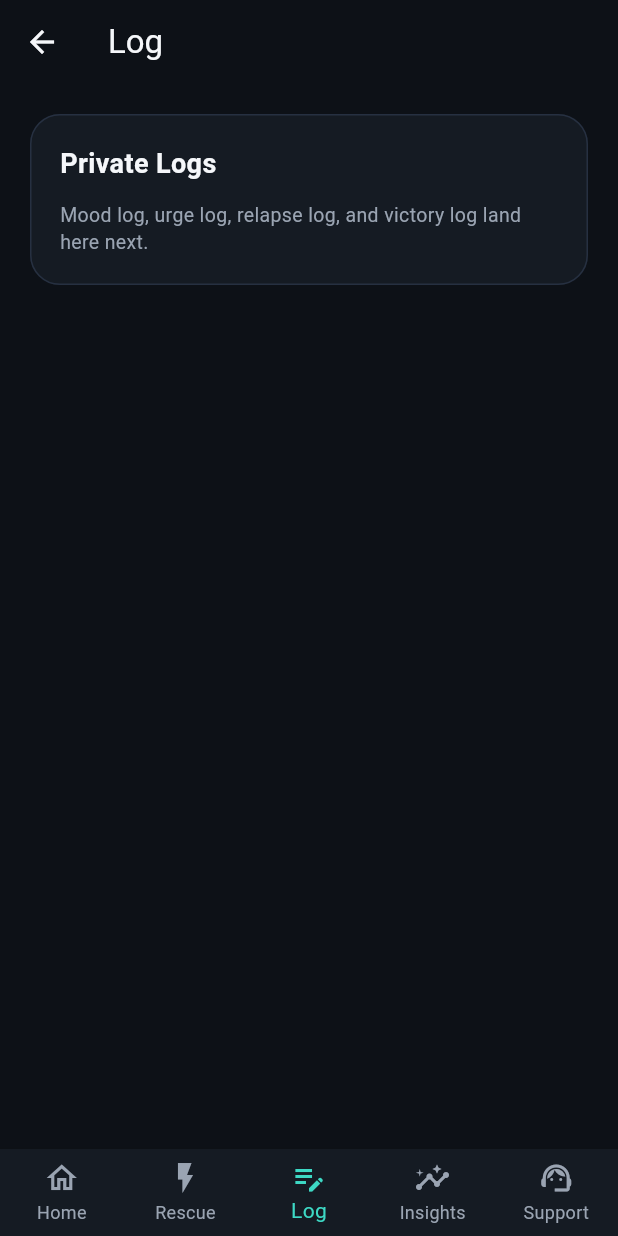
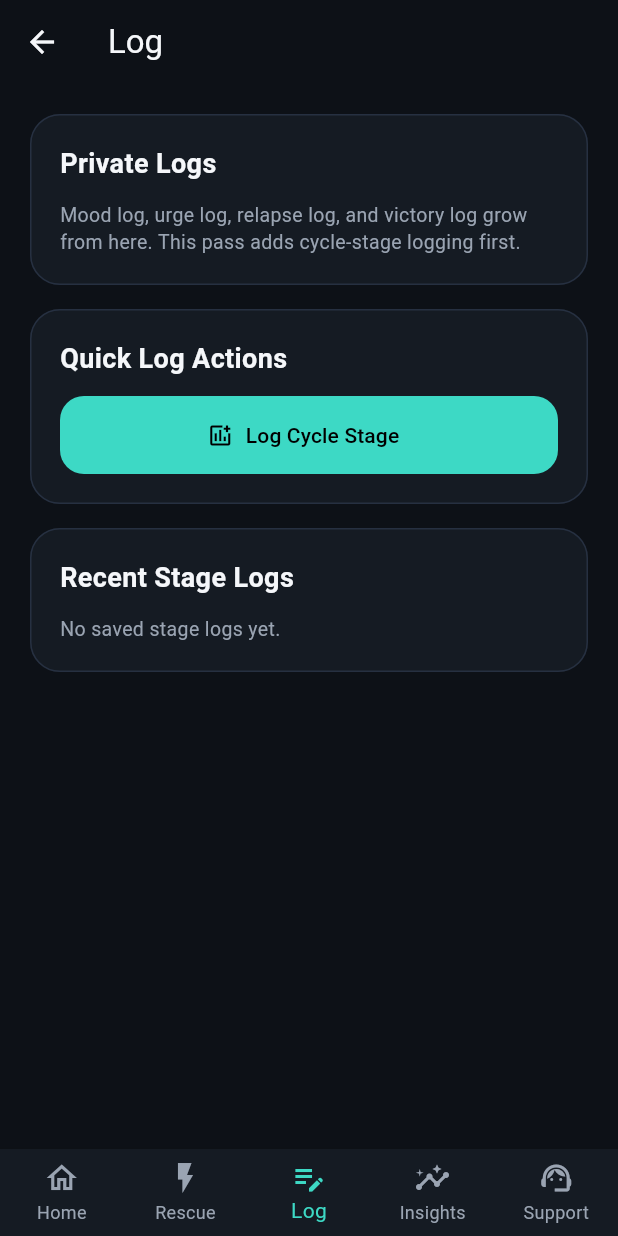
Before and after one commit to Sinhuej/Breakout_Addiction, a Flutter app: the screen it shows after launch, after a tap on "Log mood", on a phone screen of 412 x 824 dp. Run offline on Flutter 3.47's test engine with Material 3 defaults, Android fonts, the phone set to English and light mode, and no system bars; our stand-ins replace shared_preferences.

Commit message:
BA-04 persist cycle stage logs locally

```diff
--- a/lib/app/app_router.dart
+++ b/lib/app/app_router.dart
@@ -1,8 +1,11 @@
 import 'package:flutter/material.dart';
 
 import '../core/constants/route_names.dart';
+import '../features/cycle/domain/cycle_stage.dart';
+import '../features/cycle/presentation/cycle_screen.dart';
 import '../features/home/presentation/home_screen.dart';
 import '../features/insights/presentation/insights_screen.dart';
+import '../features/log/presentation/cycle_stage_log_screen.dart';
 import '../features/log/presentation/log_hub_screen.dart';
 import '../features/privacy/domain/lock_scope.dart';
 import '../features/privacy/domain/lock_settings.dart';
@@ -19,11 +22,28 @@ class AppRouter {
         return MaterialPageRoute(builder: (_) => const HomeScreen());
       case RouteNames.rescue:
         return MaterialPageRoute(builder: (_) => const RescueScreen());
+      case RouteNames.cycle:
+        return MaterialPageRoute(
+          builder: (_) => _protect(
+            scope: LockScope.cycle,
+            child: const CycleScreen(),
+          ),
+        );
       case RouteNames.logHub:
         return MaterialPageRoute(
           builder: (_) => _protect(
             scope: LockScope.logs,
             child: const LogHubScreen(),
+          ),
+        );
+      case RouteNames.cycleStageLog:
+        final stage = settings.arguments is CycleStage
+            ? settings.arguments as CycleStage
+            : CycleStage.triggers;
+        return MaterialPageRoute(
+          builder: (_) => _protect(
+            scope: LockScope.logs,
+            child: CycleStageLogScreen(initialStage: stage),
           ),
         );
       case RouteNames.insights:
--- a/lib/core/constants/route_names.dart
+++ b/lib/core/constants/route_names.dart
@@ -2,6 +2,8 @@ class RouteNames {
   static const home = '/';
   static const rescue = '/rescue';
   static const logHub = '/log';
+  static const cycleStageLog = '/log/cycle-stage';
   static const insights = '/insights';
   static const support = '/support';
+  static const cycle = '/cycle';
 }
--- a/lib/features/home/presentation/home_screen.dart
+++ b/lib/features/home/presentation/home_screen.dart
@@ -4,7 +4,6 @@ import '../../../app/theme/app_spacing.dart';
 import '../../../app/theme/app_typography.dart';
 import '../../../core/constants/route_names.dart';
 import '../../../core/widgets/info_card.dart';
-import '../../../core/widgets/primary_button.dart';
 import 'widgets/daily_quote_card.dart';
 import 'widgets/quick_actions_row.dart';
 import 'widgets/risk_status_card.dart';
@@ -54,10 +53,22 @@ class HomeScreen extends StatelessWidget {
                     style: AppTypography.muted,
                   ),
                   const SizedBox(height: AppSpacing.lg),
-                  PrimaryButton(
-                    label: 'Open Rescue Now',
-                    icon: Icons.health_and_safety_outlined,
-                    onPressed: () => Navigator.pushNamed(context, RouteNames.rescue),
+                  SizedBox(
+                    width: double.infinity,
+                    child: FilledButton.icon(
+                      onPressed: () => Navigator.pushNamed(context, RouteNames.cycle),
+                      icon: const Icon(Icons.donut_large_outlined),
+                      label: const Text('Open Cycle Wheel'),
+                    ),
+                  ),
+                  const SizedBox(height: AppSpacing.sm),
+                  SizedBox(
+                    width: double.infinity,
+                    child: OutlinedButton.icon(
+                      onPressed: () => Navigator.pushNamed(context, RouteNames.rescue),
+                      icon: const Icon(Icons.health_and_safety_outlined),
+                      label: const Text('Open Rescue Now'),
+                    ),
                   ),
                 ],
               ),
--- /dev/null
+++ b/lib/features/log/data/cycle_stage_log_repository.dart
@@ -0,0 +1,40 @@
+import 'dart:convert';
+
+import 'package:shared_preferences/shared_preferences.dart';
+
+import '../domain/cycle_stage_log_entry.dart';
+
+class CycleStageLogRepository {
+  static const String _storageKey = 'cycle_stage_logs';
+
+  Future<List<CycleStageLogEntry>> getEntries() async {
+    final prefs = await SharedPreferences.getInstance();
+    final raw = prefs.getString(_storageKey);
+    if (raw == null || raw.isEmpty) {
+      return <CycleStageLogEntry>[];
+    }
+
+    final decoded = jsonDecode(raw) as List<dynamic>;
+    return decoded
+        .map(
+          (item) => CycleStageLogEntry.fromMap(
+            Map<String, dynamic>.from(item as Map),
+          ),
+        )
+        .toList()
+      ..sort((a, b) => b.timestamp.compareTo(a.timestamp));
+  }
+
+  Future<void> saveEntry(CycleStageLogEntry entry) async {
+    final prefs = await SharedPreferences.getInstance();
+    final existing = await getEntries();
+    final updated = <CycleStageLogEntry>[entry, ...existing];
+    final encoded = jsonEncode(updated.map((item) => item.toMap()).toList());
+    await prefs.setString(_storageKey, encoded);
+  }
+
+  Future<void> clearAll() async {
+    final prefs = await SharedPreferences.getInstance();
+    await prefs.remove(_storageKey);
+  }
+}
--- /dev/null
+++ b/lib/features/log/domain/cycle_stage_log_entry.dart
@@ -0,0 +1,33 @@
+import '../../cycle/domain/cycle_stage.dart';
+
+class CycleStageLogEntry {
+  final DateTime timestamp;
+  final CycleStage stage;
+  final int intensity;
+  final String note;
+
+  const CycleStageLogEntry({
+    required this.timestamp,
+    required this.stage,
+    required this.intensity,
+    required this.note,
+  });
+
+  Map<String, dynamic> toMap() {
+    return {
+      'timestamp': timestamp.toIso8601String(),
+      'stage': stage.name,
+      'intensity': intensity,
+      'note': note,
+    };
+  }
+
+  factory CycleStageLogEntry.fromMap(Map<String, dynamic> map) {
+    return CycleStageLogEntry(
+      timestamp: DateTime.parse(map['timestamp'] as String),
+      stage: CycleStage.values.byName(map['stage'] as String),
+      intensity: (map['intensity'] as num).toInt(),
+      note: (map['note'] as String?) ?? '',
+    );
+  }
+}
--- a/lib/features/log/presentation/log_hub_screen.dart
+++ b/lib/features/log/presentation/log_hub_screen.dart
@@ -4,26 +4,95 @@ import '../../../app/theme/app_spacing.dart';
 import '../../../app/theme/app_typography.dart';
 import '../../../core/constants/route_names.dart';
 import '../../../core/widgets/info_card.dart';
+import '../../../core/widgets/primary_button.dart';
+import '../../cycle/domain/cycle_stage.dart';
+import '../data/cycle_stage_log_repository.dart';
+import '../domain/cycle_stage_log_entry.dart';
 
 class LogHubScreen extends StatelessWidget {
   const LogHubScreen({super.key});
 
   @override
   Widget build(BuildContext context) {
+    final repository = CycleStageLogRepository();
+
     return Scaffold(
       appBar: AppBar(title: const Text('Log')),
       body: ListView(
         padding: const EdgeInsets.all(AppSpacing.lg),
-        children: const [
-          InfoCard(
+        children: [
+          const InfoCard(
             child: Column(
               crossAxisAlignment: CrossAxisAlignment.start,
               children: [
                 Text('Private Logs', style: AppTypography.section),
                 SizedBox(height: AppSpacing.sm),
-                Text('Mood log, urge log, relapse log, and victory log land here next.', style: AppTypography.muted),
+                Text(
+                  'Mood log, urge log, relapse log, and victory log grow from here. '
+                  'This pass adds cycle-stage logging first.',
+                  style: AppTypography.muted,
+                ),
               ],
             ),
+          ),
+          const SizedBox(height: AppSpacing.md),
+          InfoCard(
+            child: Column(
+              crossAxisAlignment: CrossAxisAlignment.start,
+              children: [
+                Text('Quick Log Actions', style: AppTypography.section),
+                const SizedBox(height: AppSpacing.sm),
+                PrimaryButton(
+                  label: 'Log Cycle Stage',
+                  icon: Icons.add_chart_outlined,
+                  onPressed: () => Navigator.pushNamed(
+                    context,
+                    RouteNames.cycleStageLog,
+                    arguments: CycleStage.triggers,
+                  ),
+                ),
+              ],
+            ),
+          ),
+          const SizedBox(height: AppSpacing.md),
+          FutureBuilder<List<CycleStageLogEntry>>(
+            future: repository.getEntries(),
+            builder: (context, snapshot) {
+              final entries = snapshot.data ?? <CycleStageLogEntry>[];
+
+              if (snapshot.connectionState == ConnectionState.waiting) {
+                return const InfoCard(
+                  child: Text('Loading recent logs...', style: AppTypography.muted),
+                );
+              }
+
+              if (entries.isEmpty) {
+                return const InfoCard(
+                  child: Column(
+                    crossAxisAlignment: CrossAxisAlignment.start,
+                    children: [
+                      Text('Recent Stage Logs', style: AppTypography.section),
+                      SizedBox(height: AppSpacing.sm),
+                      Text('No saved stage logs yet.', style: AppTypography.muted),
+                    ],
+                  ),
+                );
+              }
+
+              return InfoCard(
+                child: Column(
+                  crossAxisAlignment: CrossAxisAlignment.start,
+                  children: [
+                    Text('Recent Stage Logs', style: AppTypography.section),
+                    const SizedBox(height: AppSpacing.sm),
+                    for (final entry in entries.take(5)) ...[
+                      _LogRow(entry: entry),
+                      const SizedBox(height: AppSpacing.sm),
+                    ],
+                  ],
+                ),
+              );
+            },
           ),
         ],
       ),
@@ -58,3 +127,35 @@ class LogHubScreen extends StatelessWidget {
     );
   }
 }
+
+class _LogRow extends StatelessWidget {
+  final CycleStageLogEntry entry;
+
+  const _LogRow({
+    required this.entry,
+  });
+
+  @override
+  Widget build(BuildContext context) {
+    final note = entry.note.isEmpty ? 'No note added.' : entry.note;
+
+    return Container(
+      width: double.infinity,
+      padding: const EdgeInsets.all(AppSpacing.md),
+      decoration: BoxDecoration(
+        borderRadius: BorderRadius.circular(16),
+        border: Border.all(color: const Color(0xFF263041)),
+      ),
+      child: Column(
+        crossAxisAlignment: CrossAxisAlignment.start,
+        children: [
+          Text(entry.stage.title, style: AppTypography.section),
+          const SizedBox(height: 4),
+          Text('Intensity: ${entry.intensity}/10', style: AppTypography.muted),
+          const SizedBox(height: 4),
+          Text(note, style: AppTypography.body),
+        ],
+      ),
+    );
+  }
+}
--- a/pubspec.yaml
+++ b/pubspec.yaml
@@ -10,6 +10,7 @@ environment:
 dependencies:
   flutter:
     sdk: flutter
+  shared_preferences: ^2.2.3
 
 dev_dependencies:
   flutter_test:
```
Also changed, not shown: lib/features/cycle/domain/cycle_stage.dart (added, +96 -0 lines), lib/features/cycle/presentation/cycle_screen.dart (added, +247 -0 lines), lib/features/log/presentation/cycle_stage_log_screen.dart (added, +179 -0 lines), 6 other files.
